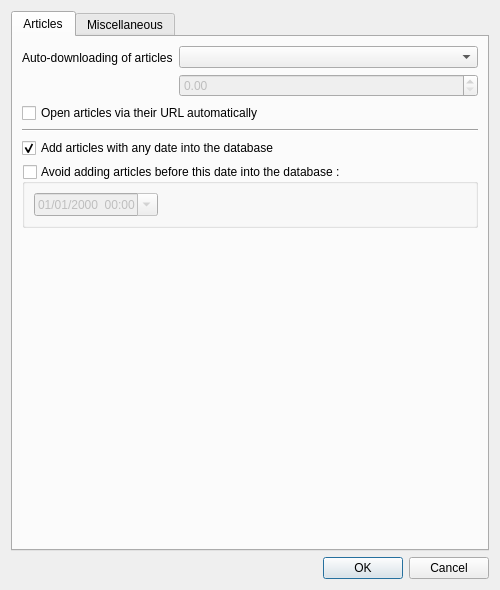
This is src/librssguard/services/abstract/gui/formfeeddetails.ui in martinrotter/rssguard as Qt 5 draws it before an edit. The edited form follows.
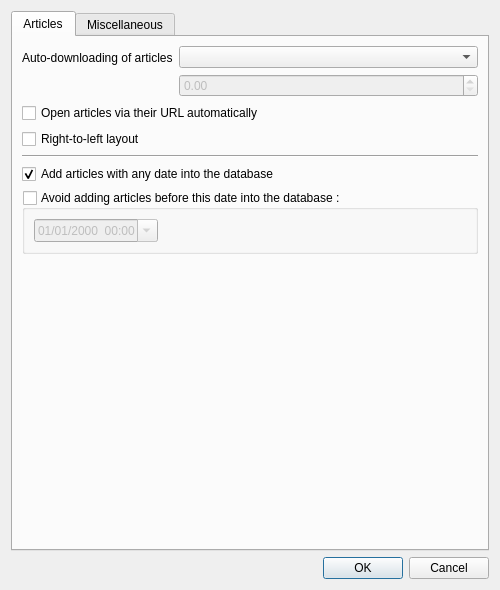
This is the edited form. Custom widgets are drawn as their Qt base class.

Commit message:
New Feature: Right-to-Left Layout for Feed Articles in RTL Languages
I added a feature that lets change the feed's articles from right to left for languages such as Arabic, Urdu, Hebrew, Farsi...
To enable it :  **The desired feed -> Edit selected item -> Articles -> Right-to-left layout**.

![LTR](https://github.com/martinrotter/rssguard/assets/25085777/a555d38d-a066-44d2-b0d0-158daae4ac2b)
![RTL](https://github.com/martinrotter/rssguard/assets/25085777/81cde3e3-f645-4c2b-a46a-d60aa5f54bd7)

The edit to the form file:
```diff
--- a/src/librssguard/services/abstract/gui/formfeeddetails.ui
+++ b/src/librssguard/services/abstract/gui/formfeeddetails.ui
@@ -60,13 +60,20 @@
         </widget>
        </item>
        <item row="2" column="0" colspan="2">
+        <widget class="QCheckBox" name="m_cbFeedRTL">
+         <property name="text">
+          <string>Right-to-left layout</string>
+         </property>
+        </widget>
+       </item>
+       <item row="3" column="0" colspan="2">
         <widget class="Line" name="line">
          <property name="orientation">
           <enum>Qt::Horizontal</enum>
          </property>
         </widget>
        </item>
-       <item row="3" column="0" colspan="2">
+       <item row="4" column="0" colspan="2">
         <widget class="QCheckBox" name="m_cbAddAnyDateArticles">
          <property name="text">
           <string>Add articles with any date into the database</string>
@@ -76,7 +83,7 @@
          </property>
         </widget>
        </item>
-       <item row="4" column="0" colspan="2">
+       <item row="5" column="0" colspan="2">
         <widget class="QGroupBox" name="m_gbAvoidOldArticles">
          <property name="enabled">
           <bool>true</bool>
```
The commit also changes 11 other files.
